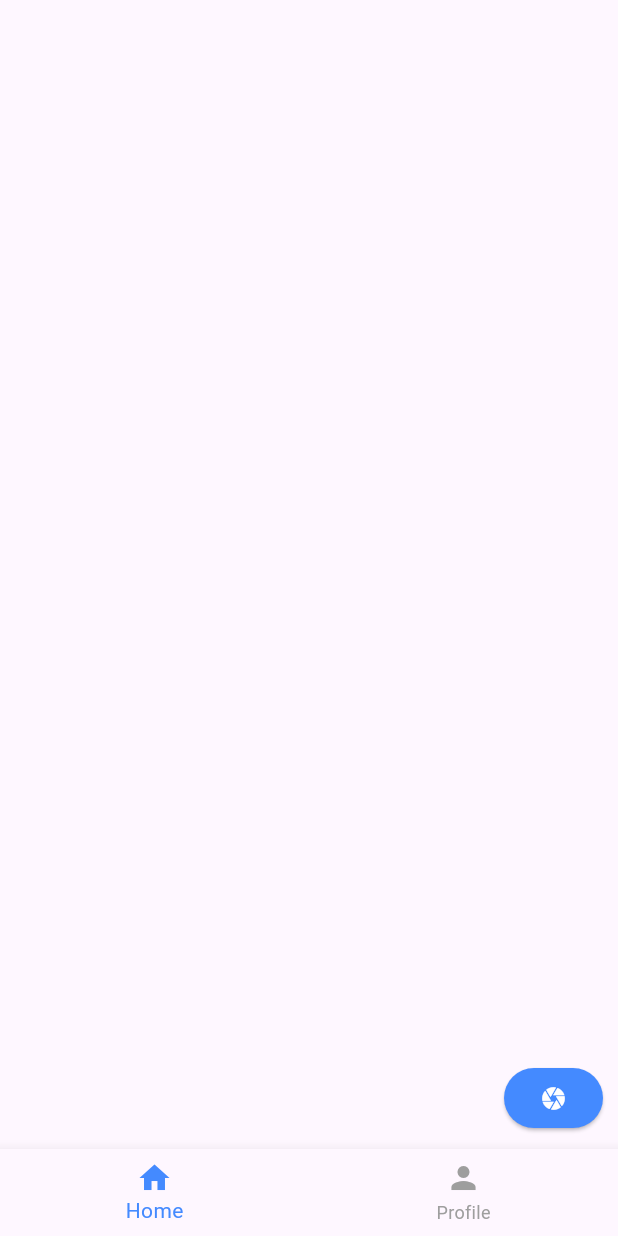
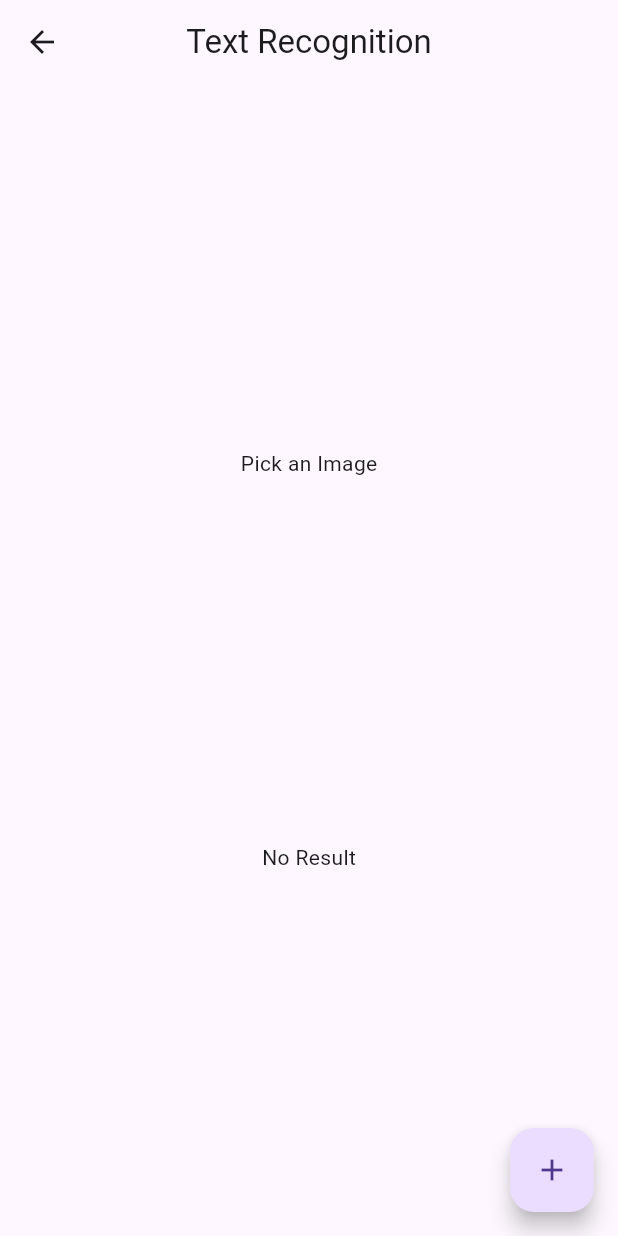
Before and after one commit to atharv666/BlueBit_OWAI_PS6, a Flutter app: the screen it shows after launch, after a tap on the "camera" icon, on a phone screen of 412 x 824 dp. Run offline on Flutter 3.47's test engine with Material 3 defaults, Android fonts, the phone set to English and light mode, and no system bars; our stand-ins replace firebase_core, flutter_countdown_timer, image_picker, pin_code_fields, shared_preferences; missing offline and left inert: email_otp, google_mlkit_text_recognition; accounts and stored records are empty.

Commit message:
Implemented OCR

```diff
--- a/lib/screens/OCR.dart
+++ b/lib/screens/OCR.dart
@@ -0,0 +1,83 @@
+import 'dart:io';
+
+import 'package:flutter/material.dart';
+import 'package:google_mlkit_text_recognition/google_mlkit_text_recognition.dart';
+import 'package:image_picker/image_picker.dart';
+
+class Ocr extends StatefulWidget {
+  const Ocr({super.key});
+
+  @override
+  State<Ocr> createState() => _OcrState();
+}
+
+class _OcrState extends State<Ocr> {
+  File? selectedMedia;
+  final ImagePicker _picker = ImagePicker();
+
+  @override
+  Widget build(BuildContext context) {
+    return Scaffold(
+      appBar: AppBar(
+        title: Text("Text Recognition"),
+        centerTitle: true,
+      ),
+      body: _buildUI(),
+      floatingActionButton: FloatingActionButton(
+        onPressed: () async {
+          final XFile? image = await _picker.pickImage(source: ImageSource.gallery);
+          if (image != null) {
+            setState(() {
+              selectedMedia = File(image.path);
+            });
+          }
+        },
+        child: Icon(Icons.add),
+      ),
+    );
+  }
+
+  Widget _buildUI() {
+    return Column(
+      mainAxisSize: MainAxisSize.max,
+      mainAxisAlignment: MainAxisAlignment.spaceEvenly,
+      crossAxisAlignment: CrossAxisAlignment.center,
+      children: [
+        _imageView(),
+        _extractTextView(),
+      ],
+    );
+  }
+
+  Widget _imageView() {
+    if (selectedMedia == null) {
+      return Center(child: Text("Pick an Image"));
+    }
+    return Center(
+      child: Image.file(selectedMedia!, width: 200),
+    );
+  }
+
+  Widget _extractTextView(){
+    if(selectedMedia == null){
+      return Center(child: Text("No Result"),);
+    }
+    return Expanded(
+      child: FutureBuilder(future: _extractText(selectedMedia!), builder: (context, snapshot) {
+        return SingleChildScrollView(scrollDirection: Axis.vertical,child: Padding(
+          padding: const EdgeInsets.all(16.0),
+          child: Text(snapshot.data ?? "", style: TextStyle(fontSize: 25),),
+        ));
+      },),
+    );
+  }
+
+  Future<String?>_extractText(File file)async{
+    final textRecognizer = TextRecognizer(script: TextRecognitionScript.latin);
+    final InputImage inputImage = InputImage.fromFile(file);
+    final RecognizedText recognizedText = await textRecognizer.processImage(inputImage);
+    String text = recognizedText.text;
+    textRecognizer.close();
+    return text;
+  }
+}
--- a/lib/screens/home.dart
+++ b/lib/screens/home.dart
@@ -1,4 +1,5 @@
 import 'package:flutter/material.dart';
+import 'package:gmr/screens/OCR.dart';
 
 class HomePage extends StatelessWidget {
   const HomePage({super.key});
@@ -16,7 +17,11 @@ class HomePage extends StatelessWidget {
                 backgroundColor: Colors.blueAccent
               ),
               child: Icon(Icons.camera, color: Colors.white,),
-              onPressed: (){},
+              onPressed: (){
+                Navigator.push(context, MaterialPageRoute(builder: (context) {
+                  return Ocr();
+                },));
+              },
             ),
           ),
         ],
--- a/pubspec.yaml
+++ b/pubspec.yaml
@@ -39,6 +39,8 @@ dependencies:
   shared_preferences: ^2.5.2
   pin_code_fields: ^8.0.1
   flutter_countdown_timer: ^4.1.0
+  google_mlkit_text_recognition: ^0.15.0
+  image_picker: ^1.1.2
 
 dev_dependencies:
   flutter_test:
```
Also changed, not shown: pubspec.lock, 7 other files.
